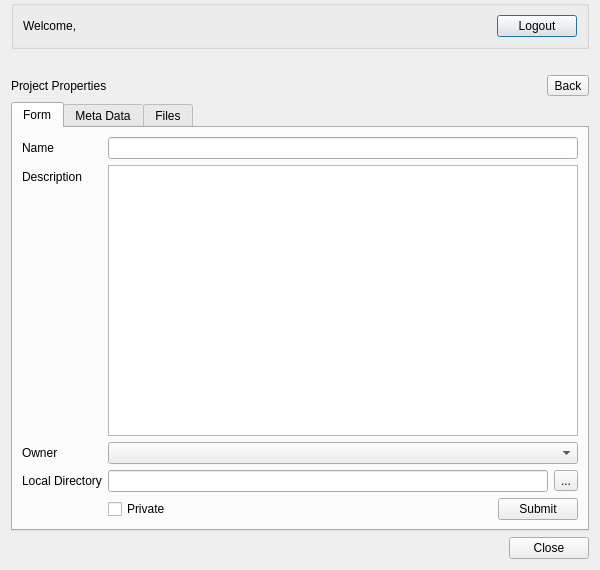
This is qfieldsync/ui/cloud_projects_dialog.ui in opengisch/qfieldsync as Qt 5 draws it before an edit. The edited form follows.
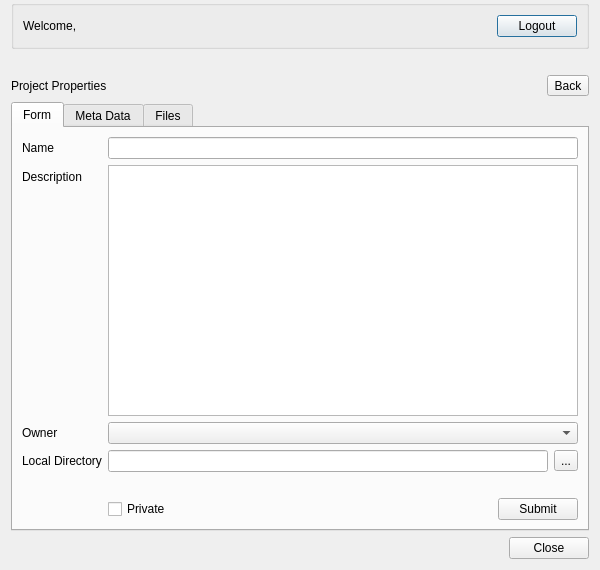
This is the edited form. The open tabs and pages were chosen to show the change. Icons and pictures are not drawn.

Commit message: Improved project local dir path feedback by.. a lot!

The edit to the form file:
```diff
--- a/qfieldsync/ui/cloud_projects_dialog.ui
+++ b/qfieldsync/ui/cloud_projects_dialog.ui
@@ -353,7 +353,7 @@
                </item>
               </layout>
              </item>
-             <item row="4" column="1">
+             <item row="5" column="1">
               <layout class="QHBoxLayout" name="projectFormButtonLayout">
                <property name="leftMargin">
                 <number>0</number>
@@ -390,6 +390,19 @@
                </item>
               </layout>
              </item>
+             <item row="4" column="1">
+              <widget class="QLabel" name="localDirFeedbackLabel">
+               <property name="text">
+                <string/>
+               </property>
+               <property name="wordWrap">
+                <bool>true</bool>
+               </property>
+               <property name="textInteractionFlags">
+                <set>Qt::LinksAccessibleByMouse|Qt::TextSelectableByMouse</set>
+               </property>
+              </widget>
+             </item>
             </layout>
            </item>
           </layout>
```
The commit also changes 2 other files.
